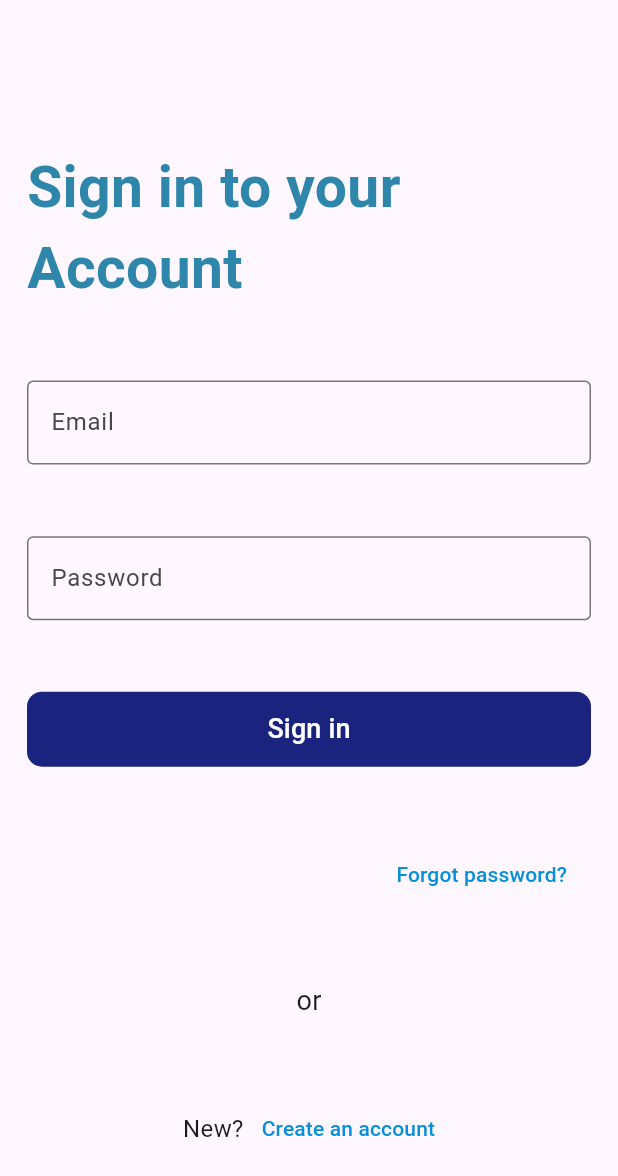
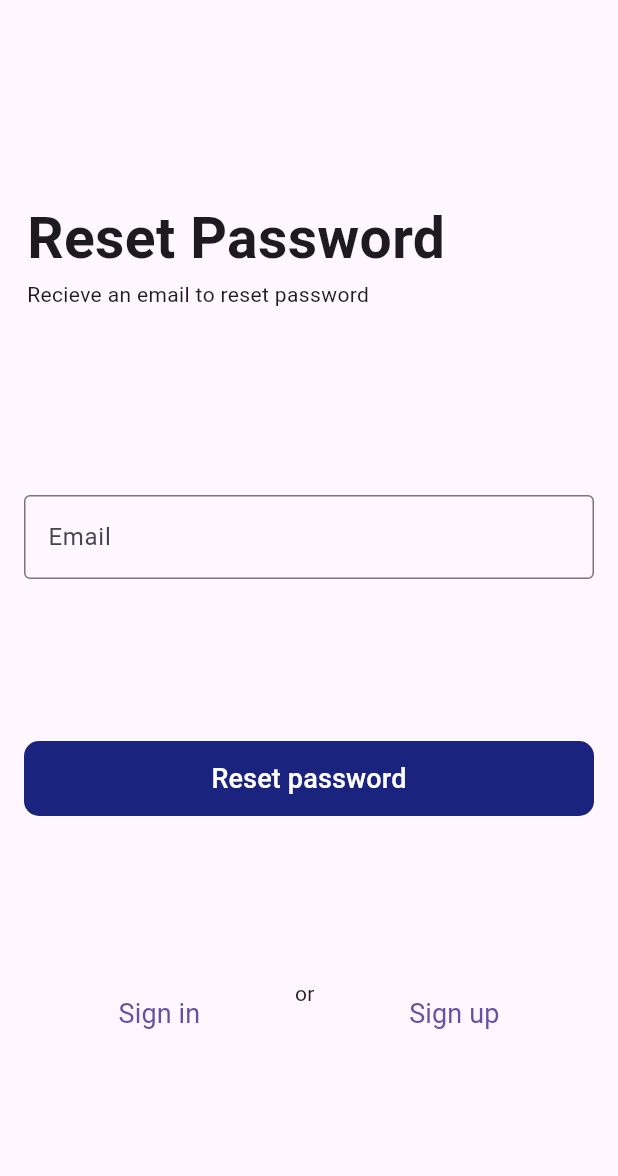
Before and after one commit to BalaRohanKotni/FocusedHabits, a Flutter app: the screen it shows after launch, after a tap on "Forgot password?", on a phone screen of 412 x 824 dp. Shown: the top 1176 px of the screen. Run offline on Flutter 3.47's test engine with Material 3 defaults, Android fonts, the phone set to English and light mode, and no system bars; our stand-ins replace cloud_firestore, email_validator, firebase_auth, firebase_core, flutter_heatmap_calendar, reorderable_grid_view; accounts and stored records are empty; generated files the repository leaves out were written again; network calls fail.

Commit message:
Added forgot password function

```diff
--- a/lib/constants.dart
+++ b/lib/constants.dart
@@ -20,6 +20,10 @@ List<String> months = [
   'Nov',
   'Dec'
 ];
+
+TextStyle semiBold18() {
+  return const TextStyle(fontSize: 18, fontWeight: FontWeight.w600);
+}
 
 Color kAppBackgroundColor = Colors.grey[900]!;
 // kAppBackgroundColor = Colors.white;
--- /dev/null
+++ b/lib/screens/forgot_password.dart
@@ -0,0 +1,179 @@
+// ignore_for_file: use_build_context_synchronously
+
+import 'package:email_validator/email_validator.dart';
+import 'package:firebase_auth/firebase_auth.dart';
+import 'package:flutter/material.dart';
+import 'package:focused_habits/constants.dart';
+import 'package:focused_habits/screens/signup_screen.dart';
+
+class ForgotPassword extends StatefulWidget {
+  final String email;
+  const ForgotPassword({super.key, required this.email});
+
+  @override
+  State<ForgotPassword> createState() => _ForgotPasswordState();
+}
+
+class _ForgotPasswordState extends State<ForgotPassword> {
+  TextEditingController emailController = TextEditingController();
+  final _scrollController = ScrollController();
+  Future resetPassword() async {
+    showDialog(
+        context: context,
+        barrierDismissible: false,
+        builder: (context) => const Center(child: CircularProgressIndicator()));
+    bool networkStatus = await hasNetwork();
+    try {
+      await FirebaseAuth.instance
+          .sendPasswordResetEmail(email: emailController.text.trim());
+
+      ScaffoldMessenger.of(context).showSnackBar(
+          const SnackBar(content: Text("Password reset email sent.")));
+      Navigator.popUntil(context, (route) => route.isFirst);
+    } on FirebaseAuthException catch (e) {
+      String error = firebaseExceptionHandler(e, networkStatus);
+      ScaffoldMessenger.of(context)
+          .showSnackBar(SnackBar(content: Text(error)));
+    }
+  }
+
+  @override
+  Widget build(BuildContext context) {
+    return Scaffold(
+      // resizeToAvoidBottomInset: false,
+      body: Scrollbar(
+        controller: _scrollController,
+        thumbVisibility: true,
+        child: SingleChildScrollView(
+          controller: _scrollController,
+          child: Column(
+            children: [
+              SizedBox(
+                height: (MediaQuery.sizeOf(context).height >=
+                        MediaQuery.sizeOf(context).width)
+                    ? MediaQuery.sizeOf(context).height / 4
+                    : MediaQuery.sizeOf(context).width / 4,
+                child: Container(
+                  // color: kPurpleLightShade,
+                  width: double.maxFinite,
+                  alignment: Alignment.bottomLeft,
+                  child: Container(
+                    margin: const EdgeInsets.only(left: 18),
+                    child: Wrap(
+                      crossAxisAlignment: WrapCrossAlignment.start,
+                      direction: Axis.vertical,
+                      children: [
+                        Text(
+                          "Reset Password",
+                          style: semiBold18().copyWith(
+                            fontSize: 38,
+                            // color: kPurpleDarkShade,
+                          ),
+                        ),
+                        const Text(
+                          "Recieve an email to reset password",
+                          style: TextStyle(
+                              // color: kPurpleDarkShade,
+                              ),
+                        ),
+                      ],
+                    ),
+                  ),
+                ),
+              ),
+              SizedBox(
+                height: (MediaQuery.sizeOf(context).height >=
+                        MediaQuery.sizeOf(context).width)
+                    ? MediaQuery.sizeOf(context).height * 3 / 4
+                    : MediaQuery.sizeOf(context).width * 3 / 4,
+                child: SafeArea(
+                  child: Container(
+                    margin: const EdgeInsets.all(16),
+                    child: Column(
+                      mainAxisAlignment: MainAxisAlignment.spaceEvenly,
+                      crossAxisAlignment: CrossAxisAlignment.center,
+                      children: [
+                        TextFormField(
+                          decoration: const InputDecoration(
+                            labelText: "Email",
+                            border: OutlineInputBorder(),
+                          ),
+                          validator: (email) =>
+                              email != "" && !EmailValidator.validate(email!)
+                                  ? 'Enter a valid email'
+                                  : null,
+                          autovalidateMode: AutovalidateMode.onUserInteraction,
+                          controller: emailController,
+                        ),
+                        SizedBox(
+                          height: 50,
+                          child: TextButton(
+                            onPressed: resetPassword,
+                            style: ButtonStyle(
+                                backgroundColor:
+                                    WidgetStateProperty.all(Colors.indigo[900]),
+                                foregroundColor:
+                                    WidgetStateProperty.all(Colors.white),
+                                shape: WidgetStateProperty.all(
+                                    RoundedRectangleBorder(
+                                        borderRadius:
+                                            BorderRadius.circular(10)))),
+                            child: const Row(
+                              mainAxisAlignment: MainAxisAlignment.center,
+                              children: [
+                                Expanded(
+                                  child: Text(
+                                    "Reset password",
+                                    textAlign: TextAlign.center,
+                                    style: TextStyle(fontSize: 18),
+                                  ),
+                                ),
+                              ],
+                            ),
+                          ),
+                        ),
+                        SizedBox(
+                          width: double.maxFinite,
+                          child: Wrap(
+                            alignment: WrapAlignment.spaceEvenly,
+                            children: [
+                              TextButton(
+                                onPressed: () {
+                                  Navigator.pop(context);
+                                },
+                                child: Text(
+                                  "Sign in",
+                                  style: semiBold18()
+                                      .copyWith(fontWeight: FontWeight.normal),
+                                ),
+                              ),
+                              const Text("or"),
+                              TextButton(
+                                onPressed: () {
+                                  Navigator.pushReplacement(
+                                      context,
+                                      MaterialPageRoute(
+                                          builder: (context) =>
+                                              const SignupScreen()));
+                                },
+                                child: Text(
+                                  "Sign up",
+                                  style: semiBold18()
+                                      .copyWith(fontWeight: FontWeight.normal),
+                                ),
+                              ),
+                            ],
+                          ),
+                        ),
+                      ],
+                    ),
+                  ),
+                ),
+              ),
+            ],
+          ),
+        ),
+      ),
+    );
+  }
+}
--- a/lib/screens/signin_screen.dart
+++ b/lib/screens/signin_screen.dart
@@ -4,6 +4,7 @@ import 'package:email_validator/email_validator.dart';
 import 'package:firebase_auth/firebase_auth.dart';
 import 'package:flutter/material.dart';
 import 'package:focused_habits/constants.dart';
+import 'package:focused_habits/screens/forgot_password.dart';
 import 'package:focused_habits/screens/signup_screen.dart';
 
 class SignInScreen extends StatefulWidget {
@@ -137,11 +138,11 @@ class _SignInScreenState extends State<SignInScreen> {
                             highlightColor: Colors.transparent,
                             onPressed: () {
                               // TODO Forgot password
-                              // Navigator.push(
-                              //     context,
-                              //     MaterialPageRoute(
-                              //         builder: (context) => ForgotPassword(
-                              //             email: emailController.text)));
+                              Navigator.push(
+                                  context,
+                                  MaterialPageRoute(
+                                      builder: (context) => ForgotPassword(
+                                          email: emailController.text)));
                             },
                             child: const Text(
                               "Forgot password?",
```
